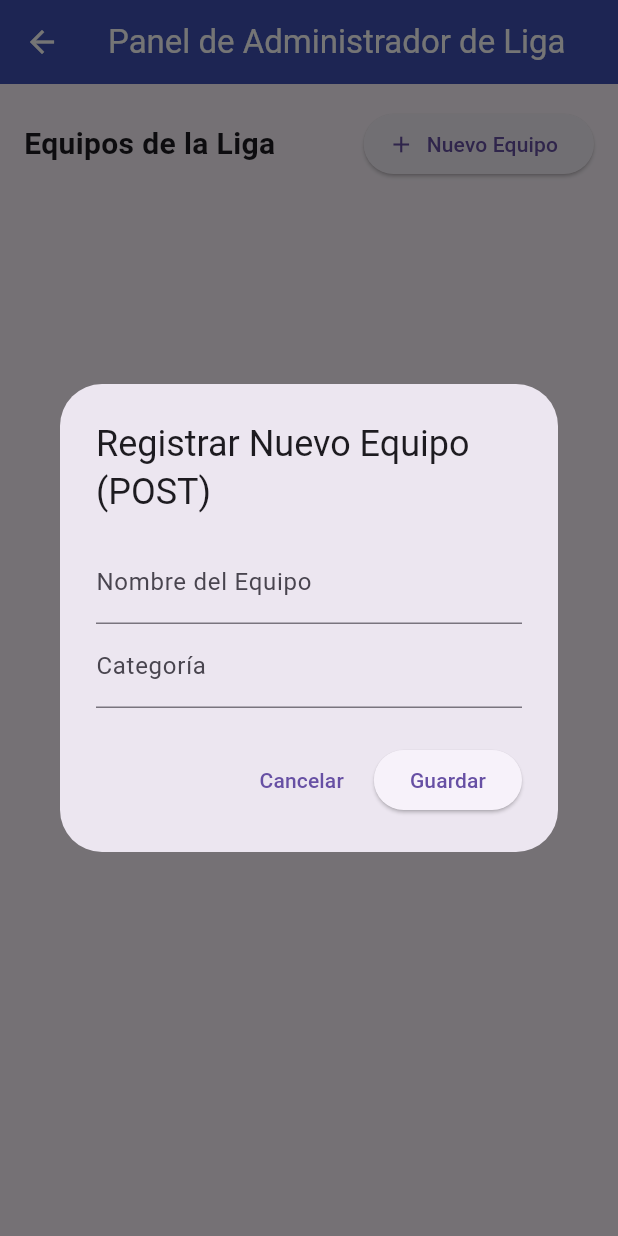
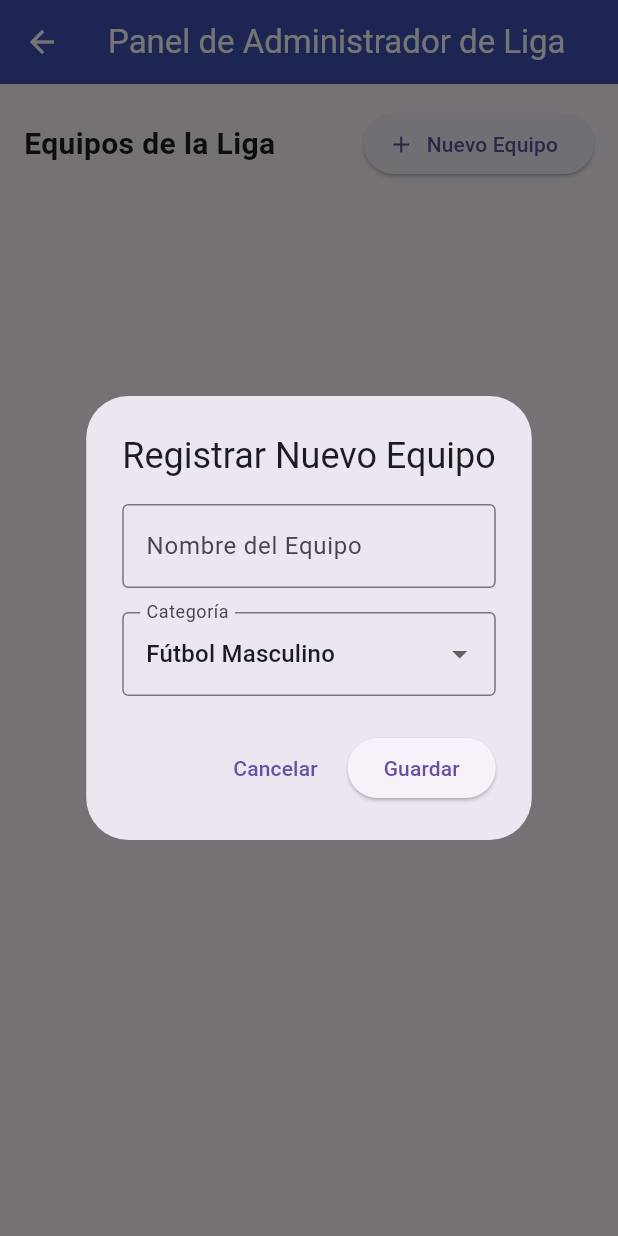
Before and after one commit to aidacholango-cyber/ligamaster_saas, a Flutter app: the PantallaAdminLiga screen opened by its route, after a tap on "Nuevo Equipo", on a phone screen of 412 x 824 dp. Run offline on Flutter 3.47's test engine with Material 3 defaults, Android fonts, the phone set to English and light mode, and no system bars; our stand-ins replace image_picker, supabase_flutter; accounts and stored records are empty.

Commit message:
feat: integracion de Dropdown de categorias y asignacion dinamica de liga

```diff
--- a/lib/screens/pantalla_admin_liga.dart
+++ b/lib/screens/pantalla_admin_liga.dart
@@ -1,4 +1,5 @@
 import 'package:flutter/material.dart';
+import 'package:supabase_flutter/supabase_flutter.dart';
 import '../services/liga_service.dart';
 
 class PantallaAdminLiga extends StatefulWidget {
@@ -11,26 +12,111 @@ class PantallaAdminLiga extends StatefulWidget {
 class _PantallaAdminLigaState extends State<PantallaAdminLiga> {
   final LigaService _ligaService = LigaService();
   final TextEditingController _nombreEquipoController = TextEditingController();
-  final TextEditingController _categoriaController = TextEditingController();
 
-  // ID de liga de prueba (reemplazar dinámicamente según la liga asignada al admin)
-  final String _ligaIdActual = 'b281a64d-a57a-49f0-8b61-9abbeea9';
+  // Lista de categorías requeridas
+  final List<String> _categorias = [
+    'Fútbol Masculino',
+    'Fútbol Femenino',
+    'Sub 12',
+    'Sub 40',
+  ];
+  String? _categoriaSeleccionada;
 
-  void _mostrarDiologoCrearEquipo() {
+  String? _ligaId;
+  bool _cargando = true;
+
+  @override
+  void initState() {
+    super.initState();
+    _categoriaSeleccionada = _categorias.first;
+    _cargarLigaAdmin();
+  }
+
+  Future<void> _cargarLigaAdmin() async {
+    final user = Supabase.instance.client.auth.currentUser;
+    try {
+      if (user != null) {
+        final ligaData = await Supabase.instance.client
+            .from('ligas')
+            .select('id')
+            .eq('admin_id', user.id)
+            .maybeSingle();
+
+        if (ligaData != null) {
+          _ligaId = ligaData['id'] as String?;
+        }
+      }
+
+      if (_ligaId == null) {
+        final primeraLiga = await Supabase.instance.client
+            .from('ligas')
+            .select('id')
+            .limit(1)
+            .maybeSingle();
+
+        if (primeraLiga != null) {
+          _ligaId = primeraLiga['id'] as String?;
+        }
+      }
+    } catch (e) {
+      print('Error al identificar liga: $e');
+    } finally {
+      if (mounted) {
+        setState(() {
+          _cargando = false;
+        });
+      }
+    }
+  }
+
+  Future<List<Map<String, dynamic>>> _obtenerEquiposBackend() async {
+    if (_ligaId != null) {
+      final equipos = await _ligaService.obtenerEquiposPorLiga(_ligaId!);
+      if (equipos.isNotEmpty) return equipos;
+    }
+
+    final todosLosEquipos = await Supabase.instance.client
+        .from('equipos')
+        .select('*');
+    return List<Map<String, dynamic>>.from(todosLosEquipos);
+  }
+
+  void _mostrarDialogoCrearEquipo() {
     showDialog(
       context: context,
-      builder: (context) => AlertDialog(
-        title: const Text('Registrar Nuevo Equipo (POST)'),
+      builder: (context) {
+        return StatefulBuilder(
+          builder: (context, setDialogState) {
+            return AlertDialog(
+              title: const Text('Registrar Nuevo Equipo'),
               content: Column(
                 mainAxisSize: MainAxisSize.min,
                 children: [
                   TextField(
                     controller: _nombreEquipoController,
-              decoration: const InputDecoration(labelText: 'Nombre del Equipo'),
+                    decoration: const InputDecoration(
+                      labelText: 'Nombre del Equipo',
+                      border: OutlineInputBorder(),
                     ),
-            TextField(
-              controller: _categoriaController,
-              decoration: const InputDecoration(labelText: 'Categoría'),
+                  ),
+                  const SizedBox(height: 16),
+                  DropdownButtonFormField<String>(
+                    value: _categoriaSeleccionada,
+                    decoration: const InputDecoration(
+                      labelText: 'Categoría',
+                      border: OutlineInputBorder(),
+                    ),
+                    items: _categorias.map((String categoria) {
+                      return DropdownMenuItem<String>(
+                        value: categoria,
+                        child: Text(categoria),
+                      );
+                    }).toList(),
+                    onChanged: (String? nuevoValor) {
+                      setDialogState(() {
+                        _categoriaSeleccionada = nuevoValor;
+                      });
+                    },
                   ),
                 ],
               ),
@@ -41,15 +127,15 @@ class _PantallaAdminLigaState extends State<PantallaAdminLiga> {
                 ),
                 ElevatedButton(
                   onPressed: () async {
-              if (_nombreEquipoController.text.isNotEmpty) {
+                    if (_nombreEquipoController.text.trim().isNotEmpty) {
+                      final user = Supabase.instance.client.auth.currentUser;
                       await _ligaService.crearEquipo(
                         nombre: _nombreEquipoController.text.trim(),
-                  categoria: _categoriaController.text.trim(),
-                  ligaId: _ligaIdActual,
-                  delegadoId: 'aqui_id_delegado_opcional',
+                        categoria: _categoriaSeleccionada ?? 'Fútbol Masculino',
+                        ligaId: _ligaId ?? '',
+                        delegadoId: user?.id ?? '',
                       );
                       _nombreEquipoController.clear();
-                _categoriaController.clear();
                       if (mounted) {
                         Navigator.pop(context);
                         setState(() {});
@@ -59,7 +145,10 @@ class _PantallaAdminLigaState extends State<PantallaAdminLiga> {
                   child: const Text('Guardar'),
                 ),
               ],
-      ),
+            );
+          },
+        );
+      },
     );
   }
 
@@ -71,7 +160,9 @@ class _PantallaAdminLigaState extends State<PantallaAdminLiga> {
         backgroundColor: Colors.indigo,
         foregroundColor: Colors.white,
       ),
-      body: Padding(
+      body: _cargando
+          ? const Center(child: CircularProgressIndicator())
+          : Padding(
               padding: const EdgeInsets.all(16.0),
               child: Column(
                 crossAxisAlignment: CrossAxisAlignment.start,
@@ -81,10 +172,13 @@ class _PantallaAdminLigaState extends State<PantallaAdminLiga> {
                     children: [
                       const Text(
                         'Equipos de la Liga',
-                  style: TextStyle(fontSize: 20, fontWeight: FontWeight.bold),
+                        style: TextStyle(
+                          fontSize: 20,
+                          fontWeight: FontWeight.bold,
+                        ),
                       ),
                       ElevatedButton.icon(
-                  onPressed: _mostrarDiologoCrearEquipo,
+                        onPressed: _mostrarDialogoCrearEquipo,
                         icon: const Icon(Icons.add),
                         label: const Text('Nuevo Equipo'),
                       ),
@@ -93,18 +187,25 @@ class _PantallaAdminLigaState extends State<PantallaAdminLiga> {
                   const SizedBox(height: 16),
                   Expanded(
                     child: FutureBuilder<List<Map<String, dynamic>>>(
-                future: _ligaService.obtenerEquiposPorLiga(_ligaIdActual),
+                      future: _obtenerEquiposBackend(),
                       builder: (context, snapshot) {
-                  if (snapshot.connectionState == ConnectionState.waiting) {
-                    return const Center(child: CircularProgressIndicator());
+                        if (snapshot.connectionState ==
+                            ConnectionState.waiting) {
+                          return const Center(
+                            child: CircularProgressIndicator(),
+                          );
                         }
                         if (snapshot.hasError) {
-                    return Center(child: Text('Error: ${snapshot.error}'));
+                          return Center(
+                            child: Text(
+                              'Error al cargar equipos: ${snapshot.error}',
+                            ),
+                          );
                         }
                         final equipos = snapshot.data ?? [];
                         if (equipos.isEmpty) {
                           return const Center(
-                      child: Text('No hay equipos registrados en esta liga.'),
+                            child: Text('No hay equipos registrados.'),
                           );
                         }
                         return ListView.builder(
@@ -122,9 +223,14 @@ class _PantallaAdminLigaState extends State<PantallaAdminLiga> {
                                   'Categoría: ${equipo['categoria'] ?? 'N/A'}',
                                 ),
                                 trailing: IconButton(
-                            icon: const Icon(Icons.delete, color: Colors.red),
+                                  icon: const Icon(
+                                    Icons.delete,
+                                    color: Colors.red,
+                                  ),
                                   onPressed: () async {
-                              await _ligaService.eliminarEquipo(equipo['id']);
+                                    await _ligaService.eliminarEquipo(
+                                      equipo['id'],
+                                    );
                                     setState(() {});
                                   },
                                 ),
--- a/lib/services/liga_service.dart
+++ b/lib/services/liga_service.dart
@@ -9,7 +9,7 @@ class LigaService {
   ) async {
     final response = await _supabase
         .from('equipos')
-        .select('*, perfiles(nombre, email)')
+        .select('*')
         .eq('liga_id', ligaId);
     return List<Map<String, dynamic>>.from(response);
   }
@@ -20,12 +20,22 @@ class LigaService {
     required String categoria,
     required String ligaId,
     required String delegadoId,
+    String? escudoUrl,
+    String? delegadoNombre,
+    String? delegadoCedula,
+    String? delegadoTelefono,
+    String? barrio,
   }) async {
     await _supabase.from('equipos').insert({
       'nombre': nombre,
       'categoria': categoria,
       'liga_id': ligaId,
       'delegado_id': delegadoId,
+      'escudo_url': escudoUrl ?? '',
+      'delegado_nombre': delegadoNombre ?? '',
+      'delegado_cedula': delegadoCedula ?? '',
+      'delegado_telefono': delegadoTelefono ?? '',
+      'barrio': barrio ?? '',
     });
   }
 
```
Lines whose indentation alone changed are shown as unchanged.
